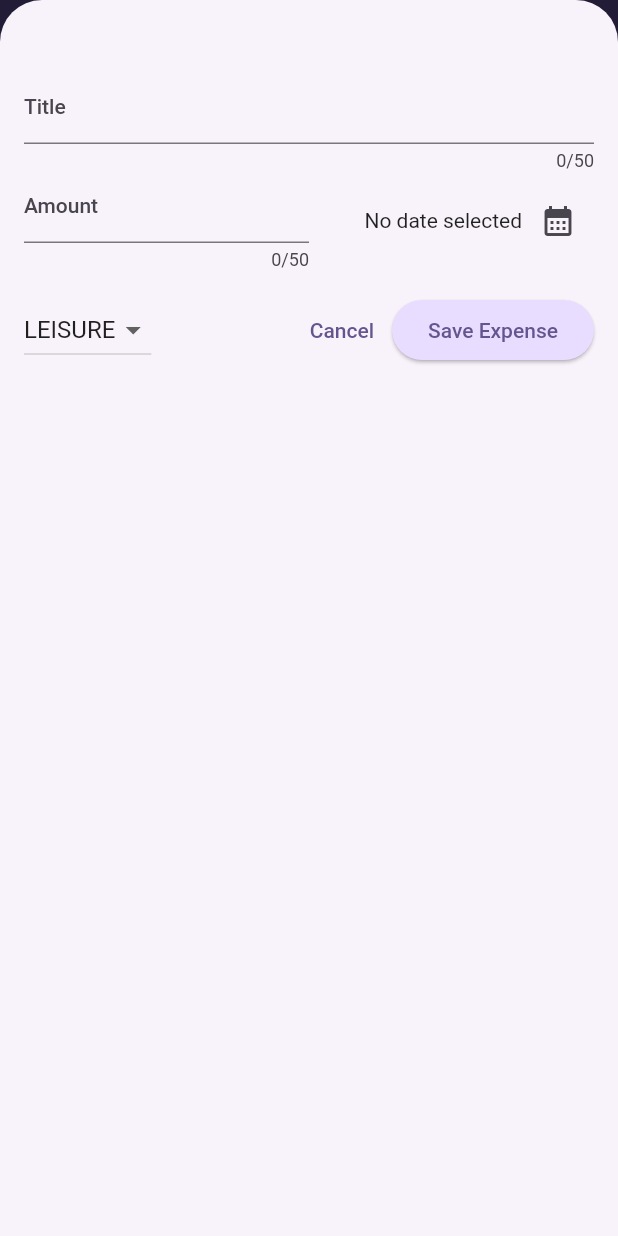
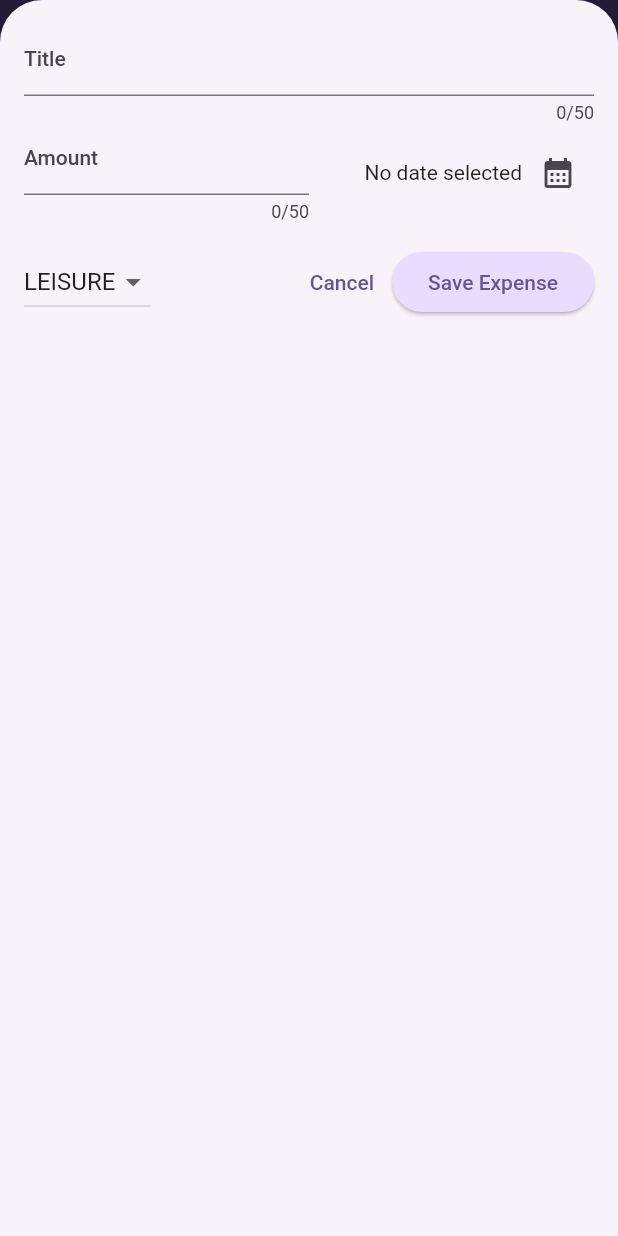
Before and after one commit to ThiagoFabiano/app-controle-de-gastos-Flutter, a Flutter app: the screen it shows after launch, after a tap on the "add" icon, on a phone screen of 412 x 824 dp. Run offline on Flutter 3.47's test engine with Material 2 defaults, Android fonts, the phone set to English and light mode, and no system bars.

Commit message:
layout: ajusta responsividade

```diff
--- a/lib/main.dart
+++ b/lib/main.dart
@@ -1,5 +1,6 @@
 import 'package:expense_tracker/widgets/expenses.dart';
 import 'package:flutter/material.dart';
+/* import 'package:flutter/services.dart'; */
 
 var kColorScheme = ColorScheme.fromSeed(
   seedColor: const Color.fromARGB(255, 96, 59, 181),
@@ -11,6 +12,9 @@ var kDarkColorScheme = ColorScheme.fromSeed(
 );
 
 void main() {
+  /* WidgetsFlutterBinding.ensureInitialized();
+  SystemChrome.setPreferredOrientations([DeviceOrientation.portraitUp]).then(
+    (fn) { */
       runApp(
         MaterialApp(
             darkTheme: ThemeData.dark().copyWith(
@@ -57,4 +61,6 @@ void main() {
             themeMode: ThemeMode.system,
             home: const Expenses()),
       );
+   /*  },
+  ); */
 }
--- a/lib/widgets/expenses.dart
+++ b/lib/widgets/expenses.dart
@@ -31,11 +31,14 @@ class _ExpensesState extends State<Expenses> {
 
   void _openAddExpenseOverlay() {
     showModalBottomSheet(
+      useSafeArea: true,
       isScrollControlled: true,
       context: context,
       builder: (ctx) => NewExpense(
         onAddExpense: _addExpense,
-            ));
+      ),
+      constraints: const BoxConstraints(maxHeight: double.infinity),
+    );
   }
 
   void _addExpense(Expense expense) {
@@ -70,6 +73,7 @@ class _ExpensesState extends State<Expenses> {
 
   @override
   Widget build(BuildContext context) {
+    final width = MediaQuery.of(context).size.width;
     Widget mainContent = const Center(
       child: Text('No expenses found. Start adding some'),
     );
@@ -89,9 +93,16 @@ class _ExpensesState extends State<Expenses> {
           ),
         ],
       ),
-      body: Column(
+      body: width < 600
+          ? Column(
               children: [
                 Chart(expenses: _registeredExpenses),
+                Expanded(child: mainContent),
+              ],
+            )
+          : Row(
+              children: [
+                Expanded(child: Chart(expenses: _registeredExpenses)),
                 Expanded(child: mainContent),
               ],
             ),
--- a/lib/widgets/new_expenses.dart
+++ b/lib/widgets/new_expenses.dart
@@ -79,15 +79,100 @@ class _NewExpenseState extends State<NewExpense> {
 
   @override
   Widget build(BuildContext context) {
-    return Padding(
-      padding: const EdgeInsets.fromLTRB(16, 48, 16, 16),
+    final keyboardSpace = MediaQuery.of(context).viewInsets.bottom;
+    return LayoutBuilder(builder: (ctx, constraints) {
+      final width = constraints.maxWidth;
+
+      return SizedBox(
+        height: double.infinity,
+        child: SingleChildScrollView(
+          child: Padding(
+            padding: EdgeInsets.fromLTRB(16, 16, 16, keyboardSpace + 16),
             child: Column(
               children: [
+                if (width >= 600)
+                  Row(
+                    crossAxisAlignment: CrossAxisAlignment.start,
+                    children: [
+                      Expanded(
+                        child: TextField(
+                          controller: _titleController,
+                          maxLength: 50,
+                          decoration:
+                              const InputDecoration(label: Text('Title')),
+                        ),
+                      ),
+                      const SizedBox(
+                        width: 24,
+                      ),
+                      Expanded(
+                        child: TextField(
+                          controller: _amountController,
+                          keyboardType: TextInputType.number,
+                          maxLength: 50,
+                          decoration: const InputDecoration(
+                            prefixText: '\$',
+                            label: Text('Amount'),
+                          ),
+                        ),
+                      ),
+                    ],
+                  )
+                else
                   TextField(
                     controller: _titleController,
                     maxLength: 50,
                     decoration: const InputDecoration(label: Text('Title')),
                   ),
+                if (width >= 600)
+                  Row(
+                    children: [
+                      DropdownButton(
+                        value: _selectedCategory,
+                        items: Category.values
+                            .map(
+                              (category) => DropdownMenuItem(
+                                value: category,
+                                child: Text(
+                                  category.name.toUpperCase(),
+                                ),
+                              ),
+                            )
+                            .toList(),
+                        onChanged: (value) {
+                          if (value == null) {
+                            return;
+                          }
+                          setState(
+                            () {
+                              _selectedCategory = value;
+                            },
+                          );
+                        },
+                      ),
+                      const SizedBox(
+                        width: 24,
+                      ),
+                      Expanded(
+                        child: Row(
+                          mainAxisAlignment: MainAxisAlignment.end,
+                          crossAxisAlignment: CrossAxisAlignment.center,
+                          children: [
+                            Text(
+                              _selectedDate == null
+                                  ? 'No date selected'
+                                  : formatter.format(_selectedDate!),
+                            ),
+                            IconButton(
+                              onPressed: _presentDatePicker,
+                              icon: const Icon(Icons.calendar_month),
+                            ),
+                          ],
+                        ),
+                      ),
+                    ],
+                  )
+                else
                   Row(
                     children: [
                       Expanded(
@@ -126,6 +211,23 @@ class _NewExpenseState extends State<NewExpense> {
                 const SizedBox(
                   height: 16,
                 ),
+                if (width >= 600)
+                  Row(
+                    children: [
+                      const Spacer(),
+                      TextButton(
+                        onPressed: () {
+                          Navigator.pop(context);
+                        },
+                        child: const Text('Cancel'),
+                      ),
+                      ElevatedButton(
+                        onPressed: _submitExpenseData,
+                        child: Text('Save Expense'),
+                      ),
+                    ],
+                  )
+                else
                   Row(
                     children: [
                       DropdownButton(
@@ -159,11 +261,15 @@ class _NewExpenseState extends State<NewExpense> {
                         child: const Text('Cancel'),
                       ),
                       ElevatedButton(
-                  onPressed: _submitExpenseData, child: Text('Save Expense'))
+                          onPressed: _submitExpenseData,
+                          child: Text('Save Expense'))
                     ],
                   ),
               ],
             ),
+          ),
+        ),
       );
+    });
   }
 }
```
Lines whose indentation alone changed are shown as unchanged.
